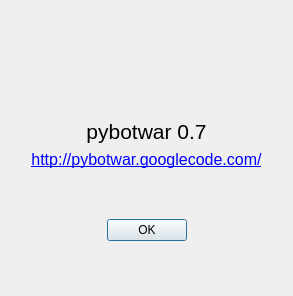
The window that data/ui/about.ui (tvoli/pybotwar) describes before a commit, drawn with Qt 5.
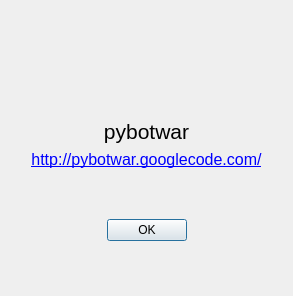
The same window after the commit. Icons and pictures are not drawn.

Commit message: make about screen easier to maintain

```diff
--- a/data/ui/about.ui
+++ b/data/ui/about.ui
@@ -61,7 +61,7 @@
       </font>
      </property>
      <property name="text">
-      <string>pybotwar 0.7</string>
+      <string>pybotwar</string>
      </property>
      <property name="alignment">
       <set>Qt::AlignCenter</set>
```
Left out of the diff: 4 changed lines with no effect on the pictures. The commit also changes 1 other file.
